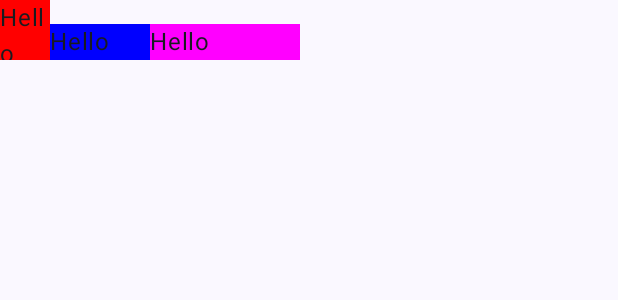
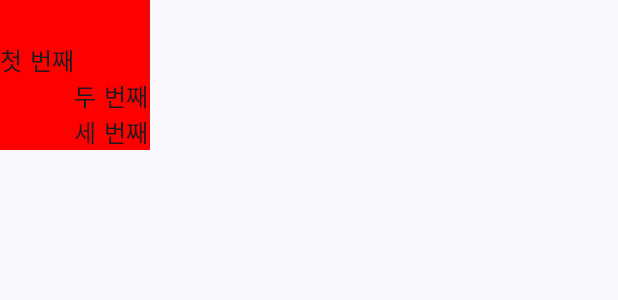
Before and after one commit to JangWoojun/Compose_UI, an Android app built with Jetpack Compose: the @Preview function GreetingPreview, on a phone screen of 412 x 824 dp. Shown: the top 300 px of the screen. Run offline under Robolectric (Android 15) with nearby library versions, the phone set to English and light mode, and no system bars.

Commit message:
8. Column

```diff
--- a/app/src/main/java/com/seogaemo/compose_ui/MainActivity.kt
+++ b/app/src/main/java/com/seogaemo/compose_ui/MainActivity.kt
@@ -6,12 +6,11 @@ import androidx.activity.compose.setContent
 import androidx.activity.enableEdgeToEdge
 import androidx.compose.foundation.background
 import androidx.compose.foundation.layout.Arrangement
-import androidx.compose.foundation.layout.Row
+import androidx.compose.foundation.layout.Column
 import androidx.compose.foundation.layout.fillMaxSize
-import androidx.compose.foundation.layout.height
+import androidx.compose.foundation.layout.fillMaxWidth
 import androidx.compose.foundation.layout.padding
 import androidx.compose.foundation.layout.size
-import androidx.compose.foundation.layout.width
 import androidx.compose.material3.Scaffold
 import androidx.compose.material3.Text
 import androidx.compose.runtime.Composable
@@ -41,69 +40,48 @@ class MainActivity : ComponentActivity() {
 
 @Composable
 fun Greeting(name: String, modifier: Modifier = Modifier) {
-//    Row (modifier = Modifier.height(40.dp)) {
-//        Text(
-//            text = "Hello $name!",
-//            modifier = modifier
-//        )
-//        Text(
-//            text = "Hello $name!",
-//            modifier = modifier
-//        )
-//        Text(
-//            text = "Hello $name!",
-//            modifier = modifier
-//        )
+//    Column (modifier = Modifier.size(100.dp)) {
+//        Text(text = "첫 번째")
+//        Text(text = "두 번째")
+//        Text(text = "세 번째")
 //    }
 
-//    Row (modifier = Modifier.height(40.dp)) {
-//        Text(
-//            text = "Hello $name!",
-//            modifier = modifier.align(alignment = Alignment.Bottom)
-//        )
-//        Text(
-//            text = "Hello $name!",
-//            modifier = modifier.align(alignment = Alignment.Top)
-//        )
-//        Text(
-//            text = "Hello $name!",
-//            modifier = modifier.align(alignment = Alignment.CenterVertically)
-//        )
+//    Column (
+//        modifier = Modifier
+//            .size(100.dp)
+//            .background(Color.Red)
+//        ,
+//        horizontalAlignment = Alignment.End
+//    ) {
+//        Text(text = "첫 번째")
+//        Text(text = "두 번째")
+//        Text(text = "세 번째")
 //    }
 
-//    Row (
-//        modifier = Modifier.height(40.dp),
-//        verticalAlignment = Alignment.Bottom,
+//    Column (
+//        modifier = Modifier
+//            .size(100.dp)
+//            .background(Color.Red)
+//        ,
+//        verticalArrangement = Arrangement.Bottom,
+//        horizontalAlignment = Alignment.End
 //    ) {
-//        Text(
-//            text = "Hello $name!",
-//            modifier = modifier.align(alignment = Alignment.Top)
-//        )
-//        Text(
-//            text = "Hello $name!",
-//        )
-//        Text(
-//            text = "Hello $name!",
-//        )
+//        Text(text = "첫 번째")
+//        Text(text = "두 번째")
+//        Text(text = "세 번째")
 //    }
 
-    Row (
-        modifier = Modifier.size(200.dp, 40.dp),
-        verticalAlignment = Alignment.Bottom,
-        horizontalArrangement = Arrangement.Center
+    Column (
+        modifier = Modifier
+            .size(100.dp)
+            .background(Color.Red)
+        ,
+        verticalArrangement = Arrangement.Bottom,
+        horizontalAlignment = Alignment.End
     ) {
-        Text(
-            text = "Hello",
-            modifier = Modifier.weight(1f).background(Color.Red)
-        )
-        Text(
-            text = "Hello",
-            modifier = Modifier.weight(2f).background(Color.Blue)
-        )
-        Text(
-            text = "Hello",
-            modifier = Modifier.weight(3f).background(Color.Magenta)
-        )
+        Text(text = "첫 번째", modifier = Modifier.align(Alignment.Start).fillMaxWidth())
+        Text(text = "두 번째")
+        Text(text = "세 번째")
     }
 }
 
```
